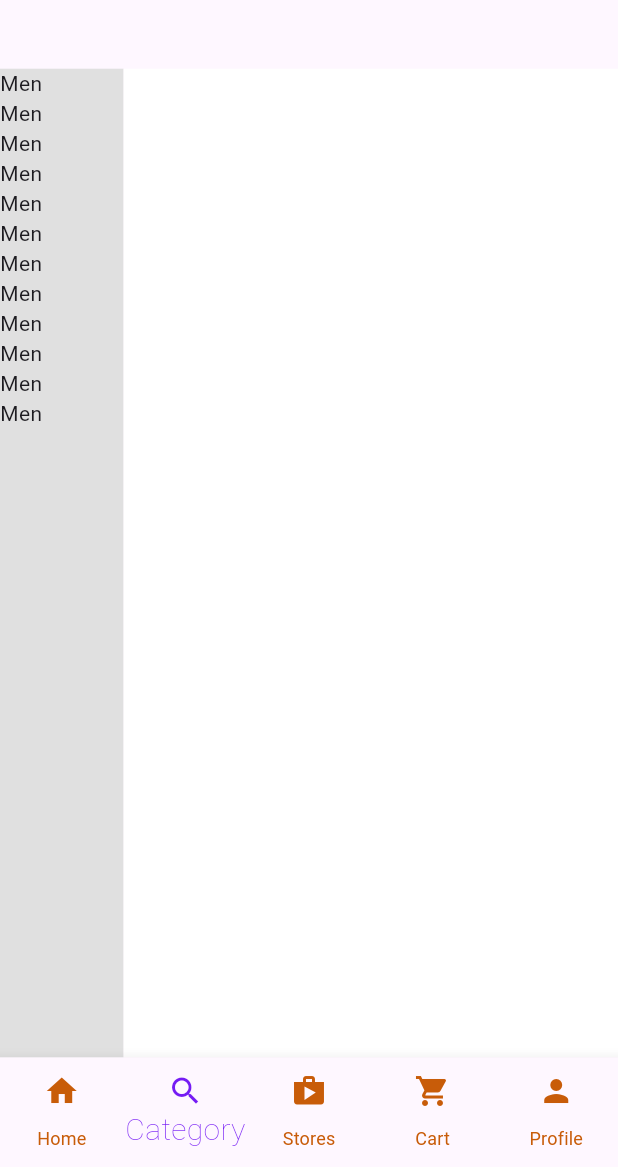
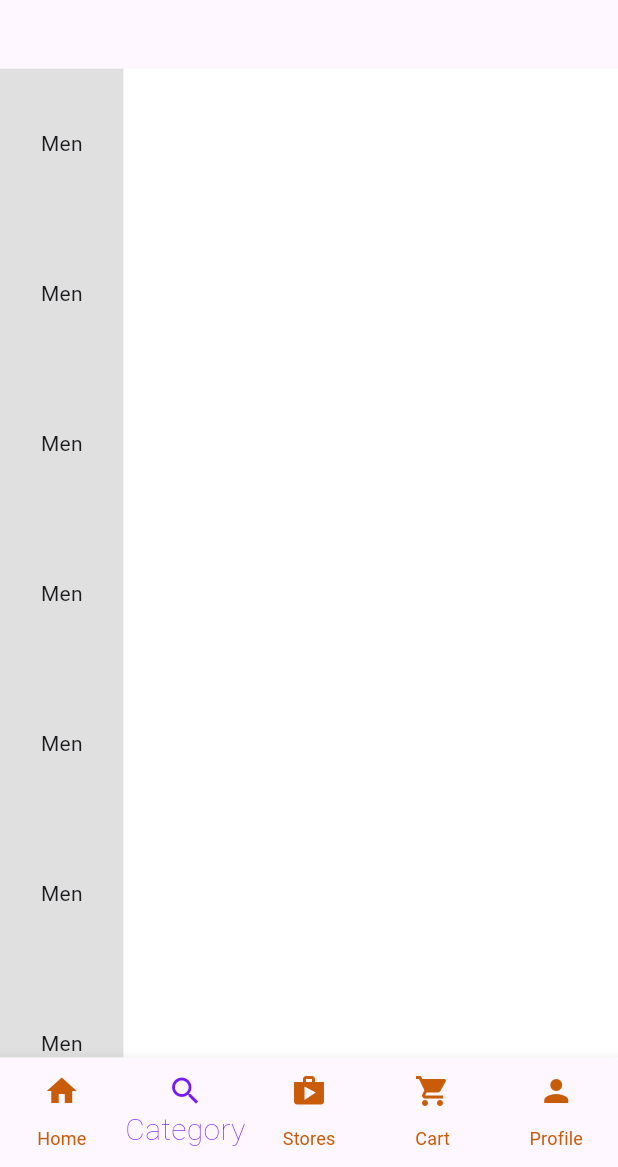
Before and after one commit to Devsaci/ecommerce_shams_app, a Flutter app: the screen it shows after launch, item 2 of the bottom bar chosen, on a phone screen of 412 x 824 dp, the part 69-1236 px from its top. Run offline on Flutter 3.47's test engine with Material 3 defaults, Android fonts, the phone set to English and light mode, and no system bars.

Commit message:
SizedBox / Center

```diff
--- a/lib/main_screens/category.dart
+++ b/lib/main_screens/category.dart
@@ -35,7 +35,7 @@ class _CategoryScreenState extends State<CategoryScreen> {
       child: ListView.builder(
         itemCount: 12,
         itemBuilder: (context, index) {
-          return Text("Men");
+          return const SizedBox(height: 100, child: Center(child: Text("Men")));
         },
       ),
     );
```
